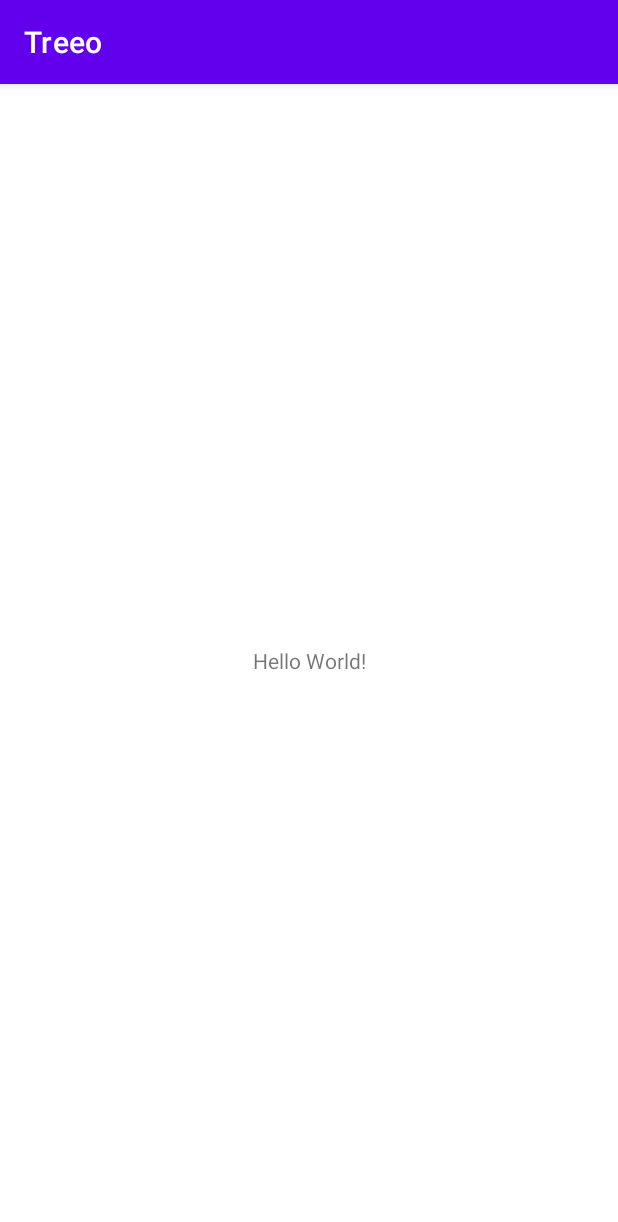
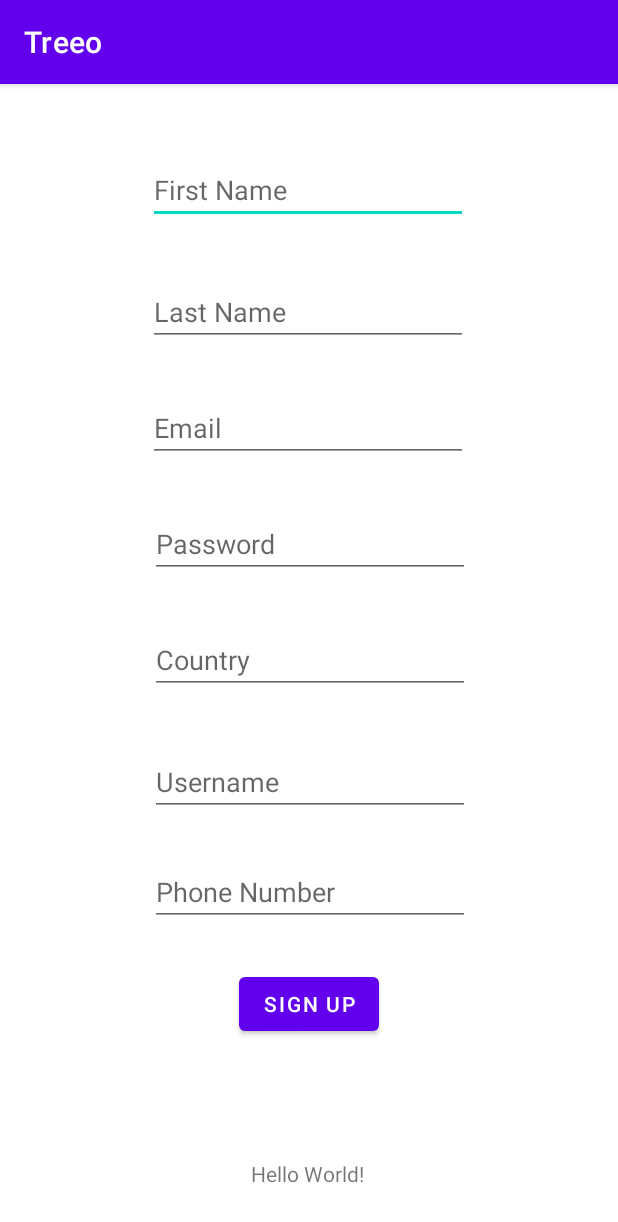
Before and after one commit to RutaleIvanPaul/TreeoApp, an Android app: the screen it shows after launch (MainActivity), on a phone screen of 412 x 824 dp. Shown: the top 1222 px of the screen. Run offline under Robolectric (Android 15) with nearby library versions, the phone set to English and light mode, and no system bars; our stand-ins replace Dagger/Hilt's generated code.

Commit message:
Register User

```diff
--- a/app/src/main/AndroidManifest.xml
+++ b/app/src/main/AndroidManifest.xml
@@ -1,6 +1,8 @@
 <?xml version="1.0" encoding="utf-8"?>
 <manifest xmlns:android="http://schemas.android.com/apk/res/android"
     package="com.fairventures.treeo">
+
+    <!--remove cleartext-->
 
     <application
         android:name=".TreeoApplication"
@@ -9,6 +11,7 @@
         android:label="@string/app_name"
         android:roundIcon="@mipmap/ic_launcher_round"
         android:supportsRtl="true"
+        android:usesCleartextTraffic="true"
         android:theme="@style/Theme.Treeo">
         <activity android:name=".ui.MainActivity">
             <intent-filter>
--- /dev/null
+++ b/app/src/main/java/com/fairventures/treeo/models/NewRegisteredUser.kt
@@ -0,0 +1,8 @@
+package com.fairventures.treeo.models
+
+data class NewRegisteredUser(
+    val email: String,
+    val firstName: String,
+    val isActive: Boolean,
+    val lastName: String
+)
--- /dev/null
+++ b/app/src/main/java/com/fairventures/treeo/models/RegisterUser.kt
@@ -0,0 +1,11 @@
+package com.fairventures.treeo.models
+
+data class RegisterUser (
+    var firstName: String,
+    var lastName: String,
+    var password: String,
+    var email: String,
+    var country: String,
+    var username: String,
+    var mobilePhone: String
+)
--- a/app/src/main/java/com/fairventures/treeo/repository/MainRepository.kt
+++ b/app/src/main/java/com/fairventures/treeo/repository/MainRepository.kt
@@ -1,10 +1,15 @@
 package com.fairventures.treeo.repository
 
+import com.fairventures.treeo.models.RegisterUser
 import com.fairventures.treeo.services.RequestManager
+import retrofit2.http.Field
 import javax.inject.Inject
 
 class MainRepository @Inject constructor(
     val requestManager: RequestManager
 ) {
-    fun getFarmersfromApi() = requestManager.returnPostsFromApi()
+    fun createUser(
+         registerUser: RegisterUser) = requestManager.createUser(
+        registerUser
+    )
 }
--- a/app/src/main/java/com/fairventures/treeo/services/ApiService.kt
+++ b/app/src/main/java/com/fairventures/treeo/services/ApiService.kt
@@ -1,26 +1,32 @@
 package com.fairventures.treeo.services
 
-import com.fairventures.treeo.models.FarmerFromApi
+import com.fairventures.treeo.models.NewRegisteredUser
+import com.fairventures.treeo.models.RegisterUser
 import io.reactivex.Observable
 import retrofit2.Retrofit
 import retrofit2.adapter.rxjava2.RxJava2CallAdapterFactory
 import retrofit2.converter.gson.GsonConverterFactory
-import retrofit2.http.GET
+import retrofit2.http.Body
+import retrofit2.http.POST
+
 
 interface ApiService {
 
-    @GET("farmers")
-    fun returnFarmers():
-            Observable<FarmerFromApi>
+    @POST("users")
+    fun createUser(
+        @Body registerUser: RegisterUser
+    ): Observable<NewRegisteredUser>
 
     companion object{
         fun create(): ApiService{
             val retrofit = Retrofit.Builder()
                 .addCallAdapterFactory(
-                    RxJava2CallAdapterFactory.create())
+                    RxJava2CallAdapterFactory.create()
+                )
                 .addConverterFactory(
-                    GsonConverterFactory.create())
-                .baseUrl("https://fakeapi20201120181506.azurewebsites.net/")
+                    GsonConverterFactory.create()
+                )
+                .baseUrl("http://3.64.149.86:9001/")
                 .build()
 
             return retrofit.create(ApiService::class.java)
--- a/app/src/main/java/com/fairventures/treeo/services/RequestManager.kt
+++ b/app/src/main/java/com/fairventures/treeo/services/RequestManager.kt
@@ -2,7 +2,8 @@ package com.fairventures.treeo.services
 
 import android.util.Log
 import androidx.lifecycle.MutableLiveData
-import com.fairventures.treeo.models.FarmerFromApiItem
+import com.fairventures.treeo.models.NewRegisteredUser
+import com.fairventures.treeo.models.RegisterUser
 import io.reactivex.android.schedulers.AndroidSchedulers
 import io.reactivex.disposables.Disposable
 import io.reactivex.schedulers.Schedulers
@@ -14,15 +15,18 @@ class RequestManager {
         ApiService.create()
     }
 
-    fun returnPostsFromApi(): MutableLiveData<ArrayList<FarmerFromApiItem>> {
-        val items = MutableLiveData<ArrayList<FarmerFromApiItem>>()
-        disposable = apiServe.returnFarmers()
+    fun createUser(
+        registerUser: RegisterUser
+    ): MutableLiveData<NewRegisteredUser> {
+        val items = MutableLiveData<NewRegisteredUser>()
+        disposable = apiServe.createUser(
+            registerUser
+        )
             .subscribeOn(Schedulers.io())
             .observeOn(AndroidSchedulers.mainThread())
             .subscribe(
                 { result ->
                     items.postValue(result)
-
                 },
                 { error ->
                     Log.d("API ERROR", "API Fetch Error: ${error.message} ")
--- a/app/src/main/java/com/fairventures/treeo/ui/GetFarmersViewModel.kt
+++ /dev/null
@@ -1,11 +0,0 @@
-package com.fairventures.treeo.ui
-
-import androidx.hilt.lifecycle.ViewModelInject
-import androidx.lifecycle.ViewModel
-import com.fairventures.treeo.repository.MainRepository
-
-class GetFarmersViewModel @ViewModelInject constructor(
-    private val mainRepository: MainRepository
-) : ViewModel() {
-    fun getFarmers() = mainRepository.getFarmersfromApi()
-}
--- a/app/src/main/java/com/fairventures/treeo/ui/MainActivity.kt
+++ b/app/src/main/java/com/fairventures/treeo/ui/MainActivity.kt
@@ -5,7 +5,9 @@ import android.os.Bundle
 import androidx.activity.viewModels
 import androidx.lifecycle.Observer
 import com.fairventures.treeo.R
+import com.fairventures.treeo.models.RegisterUser
 import com.fairventures.treeo.repository.MainRepository
+import com.fairventures.treeo.ui.authentication.RegisterUserViewModel
 import dagger.hilt.android.AndroidEntryPoint
 import kotlinx.android.synthetic.main.activity_main.*
 import javax.inject.Inject
@@ -13,15 +15,29 @@ import javax.inject.Inject
 @AndroidEntryPoint
 class MainActivity : AppCompatActivity() {
 
-    private val getFarmersViewModel: GetFarmersViewModel by viewModels()
+    private val registerUserViewModel: RegisterUserViewModel by viewModels()
 
     override fun onCreate(savedInstanceState: Bundle?) {
         super.onCreate(savedInstanceState)
         setContentView(R.layout.activity_main)
 
-        getFarmersViewModel.getFarmers().observe(this, Observer {
-            textView1.setText(it.size.toString())
-        })
+        register_user_button.setOnClickListener {
+            registerUserViewModel.createUser(
+                RegisterUser(
+                    firstname.text.toString(),
+                    lastname.text.toString(),
+                    password.text.toString(),
+                    email.text.toString(),
+                    country.text.toString(),
+                    register_username.text.toString(),
+                    phone.text.toString()
+                )
+            ).observe(this, Observer {
+                textView1.setText(it.toString())
+            })
+
+        }
+
     }
 
 }
--- a/app/src/main/java/com/fairventures/treeo/ui/authentication/RegisterUserViewModel.kt
+++ b/app/src/main/java/com/fairventures/treeo/ui/authentication/RegisterUserViewModel.kt
@@ -2,11 +2,13 @@ package com.fairventures.treeo.ui.authentication
 
 import androidx.hilt.lifecycle.ViewModelInject
 import androidx.lifecycle.ViewModel
+import com.fairventures.treeo.models.RegisterUser
 import com.fairventures.treeo.repository.MainRepository
 
 
 class RegisterUserViewModel @ViewModelInject constructor(
     private val mainRepository: MainRepository
 ): ViewModel() {
-
+    fun createUser(registerUser: RegisterUser)
+            = mainRepository.createUser(registerUser)
 }
--- a/app/src/main/res/layout/activity_main.xml
+++ b/app/src/main/res/layout/activity_main.xml
@@ -2,7 +2,7 @@
 <androidx.constraintlayout.widget.ConstraintLayout xmlns:android="http://schemas.android.com/apk/res/android"
     xmlns:app="http://schemas.android.com/apk/res-auto"
     xmlns:tools="http://schemas.android.com/tools"
-    android:id="@+id/textview"
+    android:id="@+id/username"
     android:layout_width="match_parent"
     android:layout_height="match_parent"
     tools:context=".ui.MainActivity">
@@ -13,8 +13,111 @@
         android:layout_height="wrap_content"
         android:text="Hello World!"
         app:layout_constraintBottom_toBottomOf="parent"
+        app:layout_constraintHorizontal_bias="0.498"
         app:layout_constraintLeft_toLeftOf="parent"
         app:layout_constraintRight_toRightOf="parent"
+        app:layout_constraintTop_toTopOf="parent"
+        app:layout_constraintVertical_bias="0.957" />
+
+    <EditText
+        android:id="@+id/firstname"
+        android:layout_width="wrap_content"
+        android:layout_height="wrap_content"
+        android:layout_marginTop="48dp"
+        android:ems="10"
+        android:hint="First Name"
+        android:inputType="textPersonName"
+        app:layout_constraintEnd_toEndOf="parent"
+        app:layout_constraintHorizontal_bias="0.497"
+        app:layout_constraintStart_toStartOf="parent"
         app:layout_constraintTop_toTopOf="parent" />
 
+    <EditText
+        android:id="@+id/lastname"
+        android:layout_width="wrap_content"
+        android:layout_height="wrap_content"
+        android:layout_marginTop="36dp"
+        android:ems="10"
+        android:hint="Last Name"
+        android:inputType="textPersonName"
+        app:layout_constraintEnd_toEndOf="parent"
+        app:layout_constraintHorizontal_bias="0.497"
+        app:layout_constraintStart_toStartOf="parent"
+        app:layout_constraintTop_toBottomOf="@+id/firstname" />
+
+    <EditText
+        android:id="@+id/email"
+        android:layout_width="wrap_content"
+        android:layout_height="wrap_content"
+        android:layout_marginTop="32dp"
+        android:ems="10"
+        android:hint="Email"
+        android:inputType="textEmailAddress"
+        app:layout_constraintEnd_toEndOf="parent"
+        app:layout_constraintHorizontal_bias="0.497"
+        app:layout_constraintStart_toStartOf="parent"
+        app:layout_constraintTop_toBottomOf="@+id/lastname" />
+
+    <EditText
+        android:id="@+id/password"
+        android:layout_width="wrap_content"
+        android:layout_height="wrap_content"
+        android:layout_marginTop="32dp"
+        android:ems="10"
+        android:hint="Password"
+        android:inputType="textPassword"
+        app:layout_constraintEnd_toEndOf="parent"
+        app:layout_constraintHorizontal_bias="0.502"
+        app:layout_constraintStart_toStartOf="parent"
+        app:layout_constraintTop_toBottomOf="@+id/email" />
+
+    <EditText
+        android:id="@+id/country"
+        android:layout_width="wrap_content"
+        android:layout_height="wrap_content"
+        android:layout_marginTop="32dp"
+        android:ems="10"
+        android:hint="Country"
+        android:inputType="textPersonName"
+        app:layout_constraintEnd_toEndOf="parent"
+        app:layout_constraintHorizontal_bias="0.502"
+        app:layout_constraintStart_toStartOf="parent"
+        app:layout_constraintTop_toBottomOf="@+id/password" />
+
+    <EditText
+        android:id="@+id/register_username"
+        android:layout_width="wrap_content"
+        android:layout_height="wrap_content"
+        android:layout_marginTop="36dp"
+        android:ems="10"
+        android:hint="Username"
+        android:inputType="textPersonName"
+        app:layout_constraintEnd_toEndOf="parent"
+        app:layout_constraintHorizontal_bias="0.502"
+        app:layout_constraintStart_toStartOf="parent"
+        app:layout_constraintTop_toBottomOf="@+id/country" />
+
+    <EditText
+        android:id="@+id/phone"
+        android:layout_width="wrap_content"
+        android:layout_height="wrap_content"
+        android:layout_marginTop="28dp"
+        android:ems="10"
+        android:hint="Phone Number"
+        android:inputType="phone"
+        app:layout_constraintEnd_toEndOf="parent"
+        app:layout_constraintHorizontal_bias="0.502"
+        app:layout_constraintStart_toStartOf="parent"
+        app:layout_constraintTop_toBottomOf="@+id/register_username" />
+
+    <Button
+        android:id="@+id/register_user_button"
+        android:layout_width="wrap_content"
+        android:layout_height="wrap_content"
+        android:layout_marginTop="28dp"
+        android:text="Sign Up"
+        app:layout_constraintEnd_toEndOf="parent"
+        app:layout_constraintStart_toStartOf="parent"
+        app:layout_constraintTop_toBottomOf="@+id/phone" />
+
 </androidx.constraintlayout.widget.ConstraintLayout>
```
